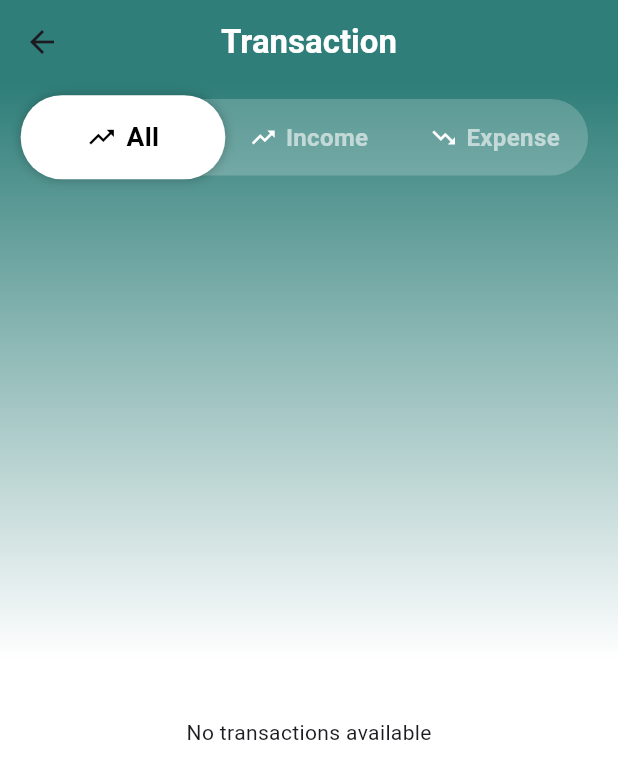
After one commit to adhilfouzi/xpenso, a Flutter app: the AllTransactionScreen screen opened directly, on a phone screen of 412 x 824 dp. The commit adds this screen. Shown: the top 779 px of the screen. Run offline on Flutter 3.47's test engine with Material 3 defaults, Android fonts, the phone set to English and light mode, and no system bars; our stand-ins replace flutter_keyboard_visibility, hive_ce; accounts and stored records are empty.

Commit message:
add all transactions screen; enhance transaction filtering and update bottom navigation

```diff
--- a/lib/providers/transaction_provider.dart
+++ b/lib/providers/transaction_provider.dart
@@ -11,10 +11,13 @@ class TransactionProvider with ChangeNotifier {
 
   List<TransactionModel> _transactions = [];
   List<TransactionModel> get transactions => _transactions;
+  List<TransactionModel> _allTransactions = [];
+  List<TransactionModel> get allTransactionsList => _allTransactions;
 
   double _totalIncome = 0.0;
   double _totalExpenses = 0.0;
   bool isExpense = true;
+  String allTransactions = 'All';
 
   double get totalIncome => _totalIncome;
   double get totalExpenses => _totalExpenses;
@@ -27,6 +30,9 @@ class TransactionProvider with ChangeNotifier {
   double get totalBalance => _income - _expenses;
   TransactionProvider() {
     init();
+  }
+  bool whichType(String value) {
+    return allTransactions == value;
   }
 
   /// Initialize Hive and Load Data
@@ -47,6 +53,7 @@ class TransactionProvider with ChangeNotifier {
     _income = _balanceBox.get("income", defaultValue: 0.00)!;
     _expenses = _balanceBox.get("expenses", defaultValue: 0.00)!;
     _transactions = _transactionBox.values.toList();
+    _allTransactions = transactions;
 
     _calculateTotals();
     notifyListeners();
@@ -146,4 +153,19 @@ class TransactionProvider with ChangeNotifier {
     isExpense = value;
     notifyListeners();
   }
+
+  void setWhichType(String value) {
+    allTransactions = value;
+    if (value == 'expenses') {
+      _allTransactions = _transactions
+          .where((t) => t.type == TransactionType.expense)
+          .toList();
+    } else if (value == 'income') {
+      _allTransactions =
+          _transactions.where((t) => t.type == TransactionType.income).toList();
+    } else {
+      _allTransactions = List.from(_transactions);
+    }
+    notifyListeners();
+  }
 }
--- a/lib/ui/screens/center/bottom_bar.dart
+++ b/lib/ui/screens/center/bottom_bar.dart
@@ -1,6 +1,7 @@
 import 'package:flutter/material.dart';
 import '../../../core/colors.dart';
 import '../home/add_transaction_screen.dart';
+import '../home/all_transaction_screen.dart';
 import '../home/home_screen.dart';
 import '../home/wallet_screen.dart';
 
@@ -21,7 +22,7 @@ class _BottomBarState extends State<BottomBar>
     HomeScreen(),
     AddTransactionScreen(),
     WalletScreen(),
-    HomeScreen(),
+    AllTransactionScreen(),
   ];
 
   @override
--- /dev/null
+++ b/lib/ui/screens/home/all_transaction_screen.dart
@@ -0,0 +1,181 @@
+import 'package:flutter/material.dart';
+import 'package:provider/provider.dart';
+
+import '../../../core/colors.dart';
+import '../../../core/images.dart';
+import '../../../data/model/transaction_model.dart';
+import '../../../providers/transaction_provider.dart';
+import '../../../utils/formater.dart';
+import 'home_screen.dart';
+
+class AllTransactionScreen extends StatelessWidget {
+  const AllTransactionScreen({super.key});
+
+  @override
+  Widget build(BuildContext context) {
+    return Scaffold(
+      extendBodyBehindAppBar: false,
+      appBar: AppBar(
+        backgroundColor: MyColors.primary,
+        title: const Text(
+          'Transaction',
+          style: TextStyle(
+            fontSize: 22,
+            fontWeight: FontWeight.bold,
+            color: Colors.white,
+          ),
+        ),
+        centerTitle: true,
+        elevation: 0,
+      ),
+      body: Container(
+        decoration: const BoxDecoration(
+          gradient: LinearGradient(
+            colors: [MyColors.primary, Colors.white],
+            begin: Alignment.topCenter,
+            end: Alignment.center,
+          ),
+        ),
+        child: Column(
+          children: [
+            TransactionAllBar(),
+            Expanded(child: TransactionAllHistory())
+          ],
+        ),
+      ),
+    );
+  }
+}
+
+class TransactionAllBar extends StatelessWidget {
+  const TransactionAllBar({super.key});
+
+  @override
+  Widget build(BuildContext context) {
+    return Padding(
+      padding: const EdgeInsets.only(left: 20, right: 20, top: 10),
+      child: Container(
+        decoration: BoxDecoration(
+          color: Colors.white.withAlpha((0.2 * 255).toInt()),
+          borderRadius: BorderRadius.circular(25),
+        ),
+        child: Consumer<TransactionProvider>(
+          builder: (context, transactionProvider, child) {
+            return Row(
+              children: [
+                _buildTab("All", 'All', Icons.trending_up, transactionProvider),
+                _buildTab(
+                    "Income", 'income', Icons.trending_up, transactionProvider),
+                _buildTab("Expense", 'expenses', Icons.trending_down,
+                    transactionProvider),
+              ],
+            );
+          },
+        ),
+      ),
+    );
+  }
+
+  Widget _buildTab(String text, String type, IconData icon,
+      TransactionProvider transactionProvider) {
+    bool isSelected = transactionProvider.whichType(type);
+
+    return Expanded(
+      child: GestureDetector(
+        onTap: () => transactionProvider.setWhichType(type),
+        child: TweenAnimationBuilder<double>(
+          duration: const Duration(milliseconds: 200),
+          curve: Curves.easeOut,
+          tween: Tween(begin: 1.0, end: isSelected ? 1.1 : 1.0),
+          builder: (context, scale, child) {
+            return Transform.scale(
+              scale: scale,
+              child: AnimatedContainer(
+                duration: const Duration(milliseconds: 150),
+                curve: Curves.linear,
+                padding: const EdgeInsets.symmetric(vertical: 14),
+                decoration: BoxDecoration(
+                  color: isSelected ? Colors.white : Colors.transparent,
+                  borderRadius: BorderRadius.circular(25),
+                  boxShadow: isSelected
+                      ? [const BoxShadow(color: Colors.black26, blurRadius: 5)]
+                      : [],
+                ),
+                alignment: Alignment.center,
+                child: Row(
+                  mainAxisAlignment: MainAxisAlignment.center,
+                  children: [
+                    Icon(icon,
+                        color: isSelected ? Colors.black : Colors.white,
+                        size: 18),
+                    const SizedBox(width: 6),
+                    AnimatedOpacity(
+                      duration: const Duration(milliseconds: 100),
+                      opacity: isSelected ? 1.0 : 0.6,
+                      child: Text(
+                        text,
+                        style: TextStyle(
+                          fontWeight: FontWeight.bold,
+                          fontSize: 16,
+                          color: isSelected ? Colors.black : Colors.white,
+                        ),
+                      ),
+                    ),
+                  ],
+                ),
+              ),
+            );
+          },
+        ),
+      ),
+    );
+  }
+}
+
+class TransactionAllHistory extends StatelessWidget {
+  const TransactionAllHistory({super.key});
+
+  @override
+  Widget build(BuildContext context) {
+    return FutureBuilder(
+      future: TransactionProvider().init(),
+      builder: (context, snapshot) {
+        if (snapshot.connectionState == ConnectionState.waiting) {
+          return const Center(child: CircularProgressIndicator());
+        }
+        return Consumer<TransactionProvider>(
+          builder: (context, provider, child) {
+            return Padding(
+              padding: const EdgeInsets.only(top: 15, left: 15, right: 15),
+              child: Expanded(
+                child: Padding(
+                  padding: const EdgeInsets.only(top: 20),
+                  child: Expanded(
+                    child: provider.allTransactionsList.isEmpty
+                        ? const Center(child: Text("No transactions available"))
+                        : ListView.builder(
+                            itemCount: provider.allTransactionsList.length,
+                            itemBuilder: (context, index) {
+                              final transaction =
+                                  provider.allTransactionsList[index];
+                              return TransactionTileWidget(
+                                title: transaction.title,
+                                subtitle: Formatter.dateTimetoString(
+                                    transaction.date),
+                                amount: transaction.amount,
+                                isIncome:
+                                    transaction.type == TransactionType.income,
+                                assetPath: Images.profile[index % 10],
+                              );
+                            },
+                          ),
+                  ),
+                ),
+              ),
+            );
+          },
+        );
+      },
+    );
+  }
+}
```
